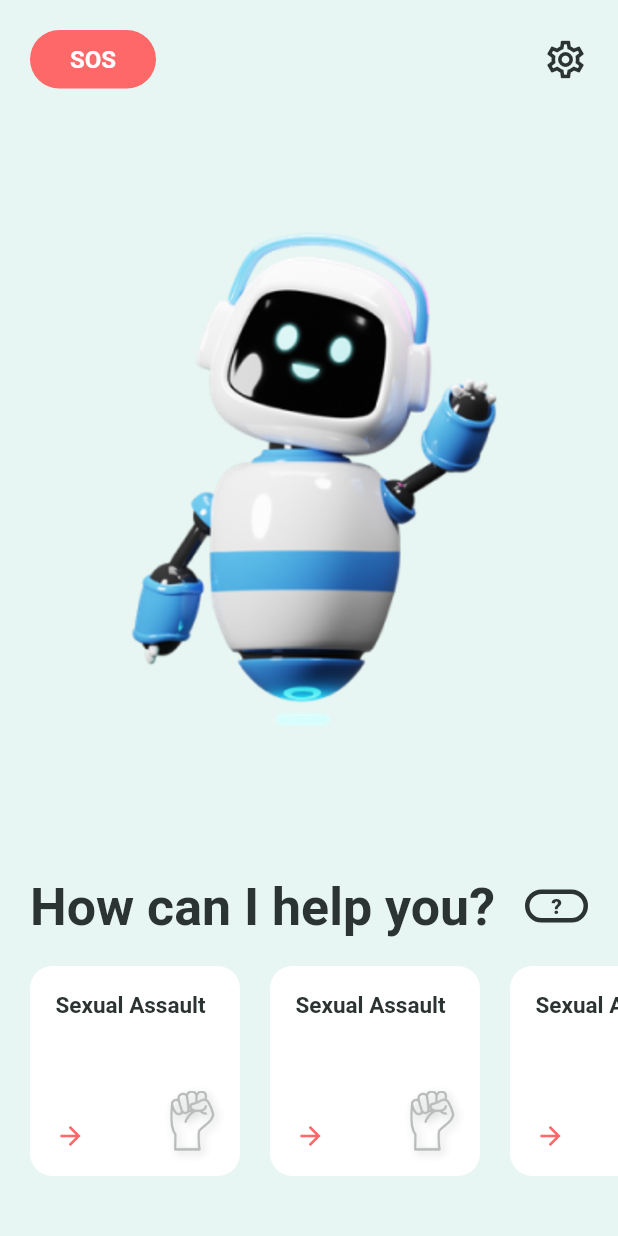
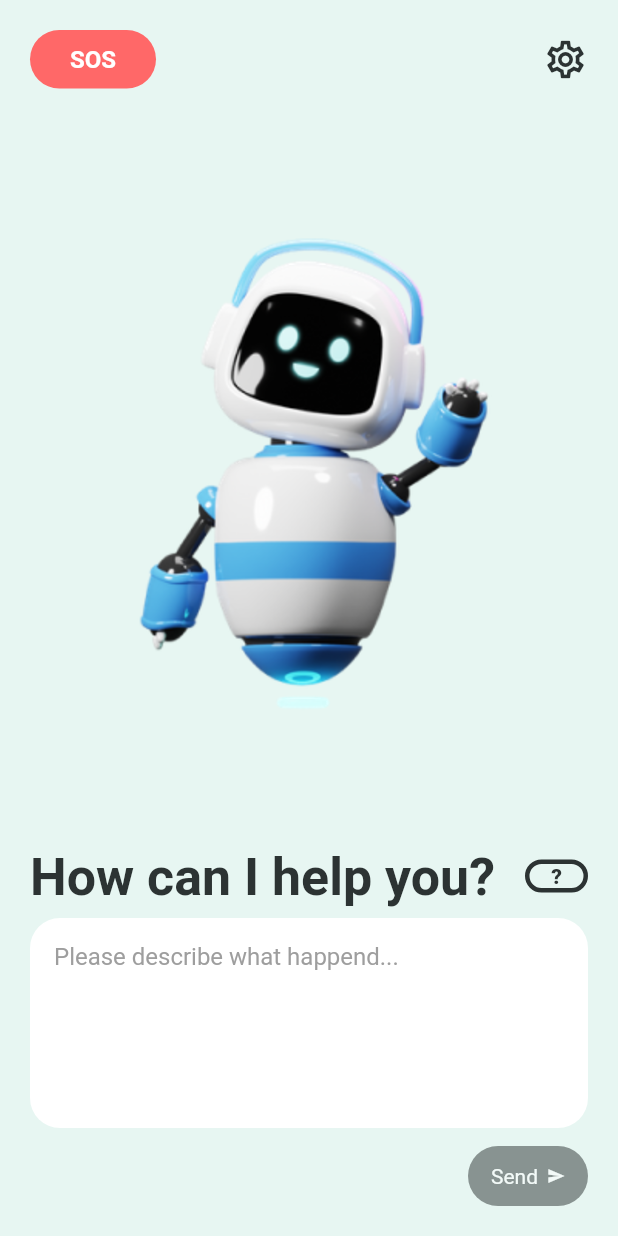
Before and after one commit to leopries/tech_challenge_app, a Flutter app: the screen it shows after launch, on a phone screen of 412 x 824 dp. Run offline on Flutter 3.47's test engine with Material 2 defaults, Android fonts, the phone set to English and light mode, and no system bars; drawn by our look-alikes of simple_shadow; our stand-ins replace dartz, equatable, flutter_bloc, flutter_spinkit, get_it.

Commit message:
implement text input on home screen and nlp api call

```diff
--- /dev/null
+++ b/lib/core/error/failure.dart
@@ -0,0 +1,20 @@
+import 'package:equatable/equatable.dart';
+
+abstract class Failure extends Equatable {
+  final List<dynamic> properties;
+  // If the subclasses have some properties, they'll get passed to this constructor
+  // so that Equatable can perform value comparison.
+  const Failure({this.properties = const []});
+
+  @override
+  List<Object> get props => [properties];
+}
+
+// General failures
+class ServerFailure extends Failure {}
+
+class TimeoutFailure extends Failure {}
+
+
+//NLP failures
+class NlpNoPathFound extends Failure {}
--- /dev/null
+++ b/lib/features/home/presentation/bloc/nlp_bloc.dart
@@ -0,0 +1,44 @@
+import 'dart:async';
+
+import 'package:equatable/equatable.dart';
+import 'package:flutter_bloc/flutter_bloc.dart';
+
+import '../../../../core/error/failure.dart';
+import '../../../chat_bot/domain/entities/tree_node.dart';
+import '../../domain/usecases/get_nlp_repsonse.dart';
+
+part 'nlp_event.dart';
+part 'nlp_state.dart';
+
+class NlpBloc extends Bloc<NlpEvent, NlpState> {
+  GetNlpResponse getNlpResponse;
+
+  NlpBloc({
+    required this.getNlpResponse,
+  }) : super(NlpInitial()) {
+    on<NlpSendEvent>(_mapSendToState);
+  }
+
+  Future<FutureOr<void>> _mapSendToState(
+      NlpSendEvent event, Emitter<NlpState> emit) async {
+    emit(NlpLoading());
+
+    await getNlpResponse(event.input).then((value) {
+      value.fold(
+        (failure) => emit(NlpError(message: _mapFailureToString(failure))),
+        (response) => emit(NlpLoaded(response)),
+      );
+    });
+  }
+
+  String _mapFailureToString(Failure failure) {
+    switch (failure.runtimeType) {
+      case ServerFailure:
+        return "Something went wrong on our side. Please try again later.";
+      case NlpNoPathFound:
+        return "Sorry! We are currenty limited to only few cases.";
+      default:
+        return "Oops, something went wrong! Please try again later.";
+    }
+  }
+}
--- /dev/null
+++ b/lib/features/home/presentation/bloc/nlp_event.dart
@@ -0,0 +1,17 @@
+part of 'nlp_bloc.dart';
+
+abstract class NlpEvent extends Equatable {
+  const NlpEvent();
+
+  @override
+  List<Object> get props => [];
+}
+
+class NlpSendEvent extends NlpEvent {
+  final String input;
+
+  const NlpSendEvent({required this.input});
+
+  @override
+  List<Object> get props => [input];
+}
--- /dev/null
+++ b/lib/features/home/presentation/bloc/nlp_state.dart
@@ -0,0 +1,30 @@
+part of 'nlp_bloc.dart';
+
+abstract class NlpState extends Equatable {
+  const NlpState();
+
+  @override
+  List<Object> get props => [];
+}
+
+class NlpInitial extends NlpState {}
+
+class NlpLoading extends NlpState {}
+
+class NlpLoaded extends NlpState {
+  final TreeNode treeNode;
+
+  const NlpLoaded(this.treeNode);
+
+  @override
+  List<Object> get props => [treeNode];
+}
+
+class NlpError extends NlpState {
+  final String message;
+
+  const NlpError({required this.message});
+
+  @override
+  List<Object> get props => [message];
+}
--- a/lib/features/home/presentation/pages/home_page.dart
+++ b/lib/features/home/presentation/pages/home_page.dart
@@ -1,7 +1,8 @@
 import 'package:flutter/material.dart';
-import 'package:tech_challenge_app/features/home/presentation/widgets/home_nav_bar.dart';
-import 'package:tech_challenge_app/features/home/presentation/widgets/robo_image.dart';
-import 'package:tech_challenge_app/features/home/presentation/widgets/start_option_list.dart';
+
+import '../widgets/home_nav_bar.dart';
+import '../widgets/robo_image.dart';
+import '../widgets/start_option_list.dart';
 
 class HomePage extends StatelessWidget {
   const HomePage({Key? key}) : super(key: key);
@@ -11,13 +12,16 @@ class HomePage extends StatelessWidget {
     return Scaffold(
       backgroundColor: Theme.of(context).colorScheme.background,
       body: SafeArea(
+        child: InkWell(
+          onTap: () => FocusScope.of(context).unfocus(),
           child: Column(
             children: const [
               HomeNavBar(),
               Expanded(child: RoboImage()),
               StartOptionList(),
-            SizedBox(height: 40)
+              SizedBox(height: 20)
             ],
+          ),
         ),
       ),
     );
--- a/lib/features/home/presentation/widgets/list_header.dart
+++ b/lib/features/home/presentation/widgets/list_header.dart
@@ -6,7 +6,7 @@ class ListHeader extends StatelessWidget {
   @override
   Widget build(BuildContext context) {
     return Container(
-      margin: const EdgeInsets.all(20.0),
+      margin: const EdgeInsets.symmetric(horizontal: 20.0, vertical: 8),
       height: 40,
       child: Row(
         mainAxisAlignment: MainAxisAlignment.spaceBetween,
--- /dev/null
+++ b/lib/features/home/presentation/widgets/nlp_input_text_field.dart
@@ -0,0 +1,174 @@
+import 'package:flutter/material.dart';
+import 'package:flutter_bloc/flutter_bloc.dart';
+
+import '../../../chat_bot/presentation/pages/chat_bot.dart';
+import '../bloc/nlp_bloc.dart';
+
+class NLPInputTextField extends StatefulWidget {
+  const NLPInputTextField({Key? key}) : super(key: key);
+
+  @override
+  State<NLPInputTextField> createState() => _NLPInputTextFieldState();
+}
+
+class _NLPInputTextFieldState extends State<NLPInputTextField> {
+  bool active = false;
+  bool showErrorMessage = false;
+  final TextEditingController _controller = TextEditingController();
+
+  @override
+  Widget build(BuildContext context) {
+    return BlocConsumer<NlpBloc, NlpState>(
+      listener: (context, state) {
+        if (state is NlpLoaded) {
+          _controller.clear();
+          active = false;
+          FocusScope.of(context).unfocus();
+          Navigator.of(context).push(
+            MaterialPageRoute(
+              builder: (context) => ChatBot(treeNode: state.treeNode),
+            ),
+          );
+        }
+        if (state is NlpError) {
+          _showSnackBar(state.message);
+        }
+      },
+      builder: (context, state) {
+        return AbsorbPointer(
+          absorbing: state is NlpLoading,
+          child: Opacity(
+            opacity: state is NlpLoading ? 0.5 : 1,
+            child: Column(
+              children: [
+                _buildTextInputField(),
+                const SizedBox(height: 12),
+                Row(
+                  mainAxisAlignment: MainAxisAlignment.spaceBetween,
+                  children: [
+                    _buildErrorMessage(),
+                    _buildSendButton(state),
+                  ],
+                ),
+              ],
+            ),
+          ),
+        );
+      },
+    );
+  }
+
+  Widget _buildTextInputField() {
+    return Container(
+      margin: const EdgeInsets.symmetric(horizontal: 20.0),
+      height: 140,
+      decoration: BoxDecoration(
+        color: Colors.white,
+        borderRadius: BorderRadius.circular(20),
+      ),
+      child: TextField(
+        controller: _controller,
+        onChanged: (value) => setState(() {
+          showErrorMessage = false;
+          active = value.trim().isNotEmpty;
+        }),
+        decoration: const InputDecoration(
+          hintText: "Please describe what happend...",
+          contentPadding: EdgeInsets.all(16),
+          hintStyle: TextStyle(color: Colors.grey),
+          border: InputBorder.none,
+        ),
+        cursorColor: Theme.of(context).colorScheme.tertiary,
+        keyboardType: TextInputType.multiline,
+        textCapitalization: TextCapitalization.sentences,
+        maxLines: null,
+        expands: true,
+      ),
+    );
+  }
+
+  Widget _buildSendButton(NlpState state) {
+    return InkWell(
+      onTap: () {
+        if (active) {
+          context
+              .read<NlpBloc>()
+              .add(NlpSendEvent(input: _controller.text.trim()));
+        } else {
+          setState(() {
+            showErrorMessage = true;
+          });
+        }
+      },
+      child: AnimatedOpacity(
+        duration: const Duration(milliseconds: 300),
+        opacity: active ? 1 : 0.5,
+        child: AnimatedContainer(
+          duration: const Duration(milliseconds: 300),
+          margin: const EdgeInsets.symmetric(horizontal: 20.0),
+          height: 40,
+          width: state is NlpLoading ? 40 : 80,
+          decoration: BoxDecoration(
+            color: Theme.of(context).colorScheme.tertiary,
+            borderRadius: BorderRadius.circular(20),
+          ),
+          alignment: Alignment.center,
+          child: state is NlpLoading
+              ? const Padding(
+                  padding: EdgeInsets.all(12.0),
+                  child: CircularProgressIndicator(
+                      color: Colors.white, strokeWidth: 3),
+                )
+              : Row(
+                  mainAxisAlignment: MainAxisAlignment.center,
+                  children: const [
+                    Text(
+                      "Send",
+                      style: TextStyle(color: Colors.white),
+                    ),
+                    SizedBox(width: 6),
+                    Icon(
+                      Icons.send,
+                      color: Colors.white,
+                      size: 12,
+                    ),
+                  ],
+                ),
+        ),
+      ),
+    );
+  }
+
+  Widget _buildErrorMessage() {
+    return Padding(
+      padding: const EdgeInsets.only(left: 20.0),
+      child: AnimatedOpacity(
+        duration: const Duration(milliseconds: 300),
+        opacity: showErrorMessage ? 1 : 0,
+        child: Text(
+          "Please enter a valid input",
+          style: TextStyle(color: Theme.of(context).colorScheme.secondary),
+        ),
+      ),
+    );
+  }
+
+  _showSnackBar(String message) {
+    final snackBar = SnackBar(
+      behavior: SnackBarBehavior.floating,
+      margin: const EdgeInsets.symmetric(horizontal: 20.0, vertical: 10),
+      shape: RoundedRectangleBorder(
+        borderRadius: BorderRadius.circular(40),
+      ),
+      content: Padding(
+        padding: const EdgeInsets.all(4.0),
+        child: Text(
+          message,
+          textAlign: TextAlign.center,
+        ),
+      ),
+    );
+
+    ScaffoldMessenger.of(context).showSnackBar(snackBar);
+  }
+}
--- a/lib/features/home/presentation/widgets/robo_image.dart
+++ b/lib/features/home/presentation/widgets/robo_image.dart
@@ -5,8 +5,9 @@ class RoboImage extends StatelessWidget {
 
   @override
   Widget build(BuildContext context) {
+    return LayoutBuilder(builder: (context, constraints) {
       return Padding(
-        padding: const EdgeInsets.all(40),
+          padding: EdgeInsets.all(constraints.maxHeight / 10),
           child: FittedBox(
               child: ConstrainedBox(
             constraints: const BoxConstraints(minWidth: 1, minHeight: 1),
@@ -18,5 +19,6 @@ class RoboImage extends StatelessWidget {
               ),
             ),
           )));
+    });
   }
 }
--- a/lib/features/home/presentation/widgets/start_option_list.dart
+++ b/lib/features/home/presentation/widgets/start_option_list.dart
@@ -1,17 +1,25 @@
 import 'package:flutter/material.dart';
-import 'package:tech_challenge_app/features/home/presentation/widgets/list_header.dart';
-import 'package:tech_challenge_app/features/home/presentation/widgets/scrollable_option_list.dart';
+import 'package:flutter_bloc/flutter_bloc.dart';
+
+import '../../../../injection_container.dart';
+import '../bloc/nlp_bloc.dart';
+import 'list_header.dart';
+import 'nlp_input_text_field.dart';
 
 class StartOptionList extends StatelessWidget {
   const StartOptionList({Key? key}) : super(key: key);
 
   @override
   Widget build(BuildContext context) {
-    return Column(
-      children: const [
-        ListHeader(),
-        ScrollableOptionList(),
-      ],
+    return BlocProvider(
+      create: (context) => sl<NlpBloc>(),
+      child: Column(
+        children: const [
+          ListHeader(),
+          //ScrollableOptionList(),
+          NLPInputTextField(),
+        ],
+      ),
     );
   }
 }
--- a/pubspec.yaml
+++ b/pubspec.yaml
@@ -42,6 +42,8 @@ dependencies:
   get_it: ^7.2.0
   uuid: ^3.0.7
   url_launcher: ^6.1.7
+  dartz: ^0.10.1
+  http: ^0.13.5
 
 dev_dependencies:
   flutter_test:
```
Also changed, not shown: lib/core/network/api_service.dart (added, +48 -0 lines), lib/core/usecases/usecase.dart (added, +17 -0 lines), lib/features/chat_bot/domain/tree_data_store.dart (+7 -0 lines), lib/features/home/data/data_sources/home_remote_data_source.dart (added, +14 -0 lines), lib/features/home/data/repositories/home_repository_impl.dart (added, +24 -0 lines), lib/features/home/domain/repositories/home_repository.dart (added, +7 -0 lines), lib/features/home/domain/usecases/get_nlp_repsonse.dart (added, +31 -0 lines), lib/injection_container.dart (+27 -2 lines). Lines whose indentation alone changed are shown as unchanged.
